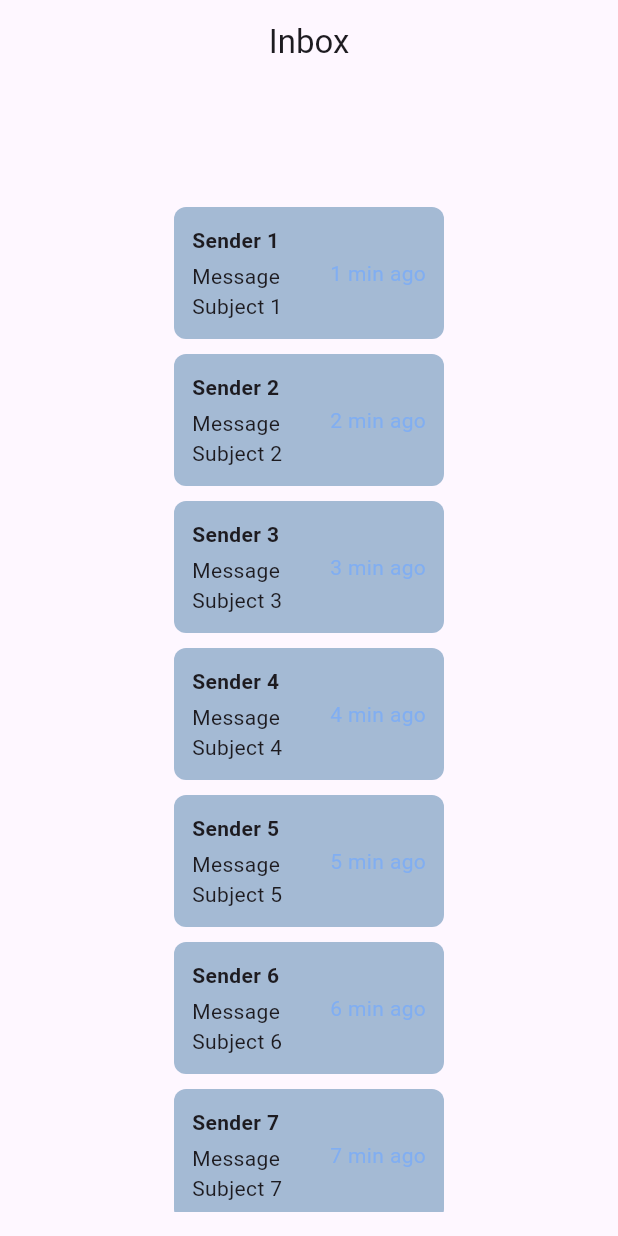
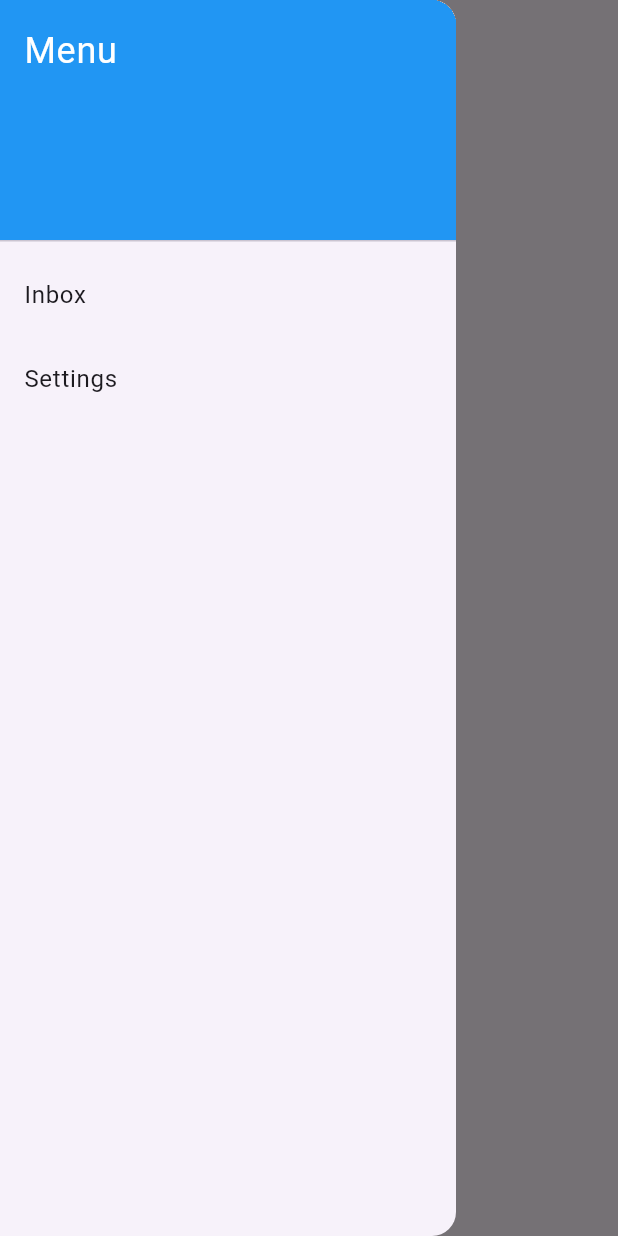
Before and after one commit to car-torres/WVSU-IUIS-v2, a Flutter app: the screen it shows after launch, with the side drawer open (before the commit the screen has no drawer), on a phone screen of 412 x 824 dp. Run offline on Flutter 3.47's test engine with Material 3 defaults, Android fonts, the phone set to English and light mode, and no system bars.

Commit message:
exercise6

```diff
--- a/lib/features/inbox_page.dart
+++ b/lib/features/inbox_page.dart
@@ -25,6 +25,39 @@ class InboxScreen extends StatelessWidget {
       appBar: AppBar(
         title: const Text('Inbox'),
         centerTitle: true,
+      ),
+      drawer: Drawer(
+        // Adding the Drawer
+        child: ListView(
+          padding: EdgeInsets.zero,
+          children: <Widget>[
+            const DrawerHeader(
+              decoration: BoxDecoration(
+                color: Colors.blue,
+              ),
+              child: Text(
+                'Menu',
+                style: TextStyle(
+                  color: Colors.white,
+                  fontSize: 24,
+                ),
+              ),
+            ),
+            ListTile(
+              title: const Text('Inbox'),
+              onTap: () {
+                Navigator.pop(context); // Close the drawer
+              },
+            ),
+            ListTile(
+              title: const Text('Settings'),
+              onTap: () {
+                Navigator.pop(context); // Close the drawer
+                // Add your settings page navigation logic here
+              },
+            ),
+          ],
+        ),
       ),
       body: Padding(
         padding: const EdgeInsets.all(16.0),
```
